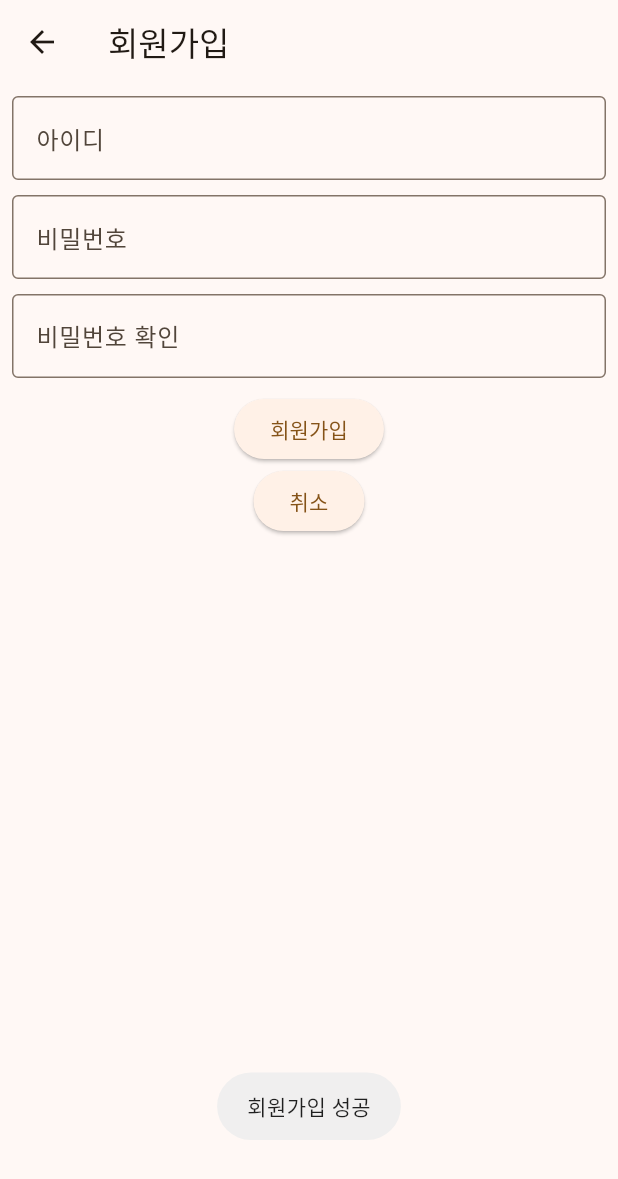
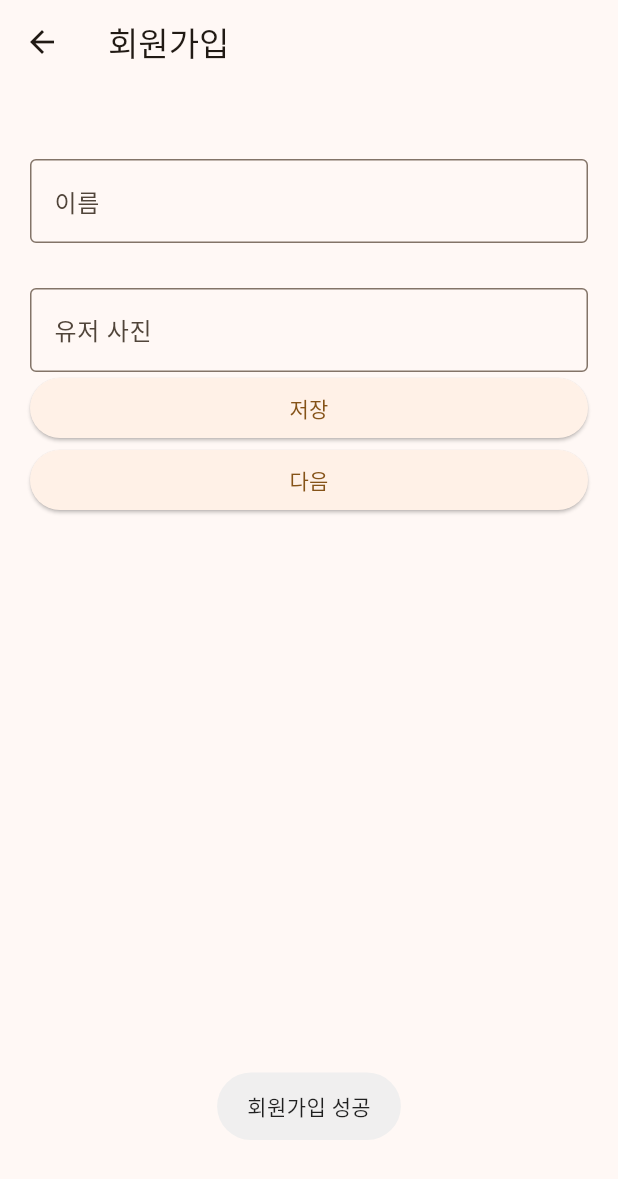
Before and after one commit to cmsong111/smart_brace_case, a Flutter app: the RegisterPage screen opened by its route, after a tap on "회원가입", on a phone screen of 412 x 824 dp. Shown: the top 1179 px of the screen. Run offline on Flutter 3.47's test engine with Material 2 defaults, Android fonts, the phone set to English and light mode, and no system bars; our stand-ins replace firebase_auth, firebase_core, fl_chart, flutter_signin_button, fluttertoast, form_builder_validators and 2 more; accounts and stored records are empty; generated files the repository leaves out were written again; network calls fail.

Commit message:
회원가입 시 개인정보 입력 폼으로 이동

```diff
--- a/lib/src/config/route.dart
+++ b/lib/src/config/route.dart
@@ -1,5 +1,6 @@
 import 'package:smart_brace_case/src/core/resources/app_constant.dart';
 import 'package:smart_brace_case/src/presentation/views/auth/login_page.dart';
+import 'package:smart_brace_case/src/presentation/views/auth/register_input_info.dart';
 import 'package:smart_brace_case/src/presentation/views/auth/register_page.dart';
 import 'package:smart_brace_case/src/presentation/views/detal/notice_detail_page.dart';
 import 'package:smart_brace_case/src/presentation/views/detal/notice_page.dart';
@@ -13,6 +14,7 @@ import 'package:smart_brace_case/src/presentation/views/settings/setting_main.da
 var appRoute = {
   AppRoute.login: (context) => LoginPage(),
   AppRoute.register: (context) => const RegisterPage(),
+  AppRoute.registerInputInfo: (context) => const RegisterUserInputPage(),
   AppRoute.main: (context) => const MainPage(),
   AppRoute.map: (context) => const FindMyIotPage(),
   AppRoute.setting: (context) => const SettingMainPage(),
--- a/lib/src/core/resources/app_constant.dart
+++ b/lib/src/core/resources/app_constant.dart
@@ -1,6 +1,8 @@
 class AppRoute {
   static const String login = '/login';
   static const String register = '/register';
+  static const String registerInputInfo = '/input-info';
+
   static const String forgotPassword = '/forgot-password';
 
   static const String main = '/main';
--- a/lib/src/presentation/views/auth/login_page.dart
+++ b/lib/src/presentation/views/auth/login_page.dart
@@ -77,6 +77,9 @@ class LoginPage extends StatelessWidget {
                           msg:
                               "로그인 성공\n로그인된 유저:${_authService.currentUser!.email}");
                       logger.i(_authService.currentUser!.email);
+                      if (_authService.currentUser != null) {
+                        Navigator.popAndPushNamed(context, AppRoute.main);
+                      }
                     }
                   },
                   child: const Text("로그인"),
--- /dev/null
+++ b/lib/src/presentation/views/auth/register_input_info.dart
@@ -0,0 +1,78 @@
+import 'package:flutter/material.dart';
+import 'package:provider/provider.dart';
+import 'package:smart_brace_case/src/core/resources/app_constant.dart';
+import 'package:smart_brace_case/src/presentation/providers/firebase_auth_service.dart';
+
+class RegisterUserInputPage extends StatefulWidget {
+  const RegisterUserInputPage({super.key});
+
+  @override
+  State<RegisterUserInputPage> createState() => _RegisterUserInputPageState();
+}
+
+class _RegisterUserInputPageState extends State<RegisterUserInputPage> {
+  final key = GlobalKey<FormState>();
+
+  @override
+  Widget build(BuildContext context) {
+    FirebaseAuthService _authService =
+        Provider.of<FirebaseAuthService>(context, listen: false);
+
+    TextEditingController _nameController = TextEditingController();
+    TextEditingController _photoUrlController = TextEditingController();
+
+    return Scaffold(
+      appBar: AppBar(
+        title: const Text("회원가입"),
+      ),
+      body: Padding(
+        padding: const EdgeInsets.fromLTRB(20, 50, 20, 00),
+        child: ListView(
+          children: [
+            Form(
+              key: key,
+              child: Column(
+                children: [
+                  TextFormField(
+                    controller: _nameController,
+                    decoration: const InputDecoration(
+                      border: OutlineInputBorder(),
+                      labelText: "이름",
+                    ),
+                  ),
+                  const SizedBox(height: 30),
+                  TextFormField(
+                    controller: _photoUrlController,
+                    decoration: const InputDecoration(
+                      border: OutlineInputBorder(),
+                      labelText: "유저 사진",
+                    ),
+                  ),
+                ],
+              ),
+            ),
+            ElevatedButton(
+              onPressed: () {
+                if (key.currentState!.validate()) {
+                  // TODO
+                  _authService.currentUser!.updateDisplayName(
+                      _nameController.text.trim().toString());
+
+                  _authService.currentUser!.updatePhotoURL(
+                      _photoUrlController.text.trim().toString());
+                }
+              },
+              child: Text("저장"),
+            ),
+            ElevatedButton(
+              onPressed: () {
+                Navigator.pushReplacementNamed(context, AppRoute.main);
+              },
+              child: Text("다음"),
+            ),
+          ],
+        ),
+      ),
+    );
+  }
+}
--- a/lib/src/presentation/views/auth/register_page.dart
+++ b/lib/src/presentation/views/auth/register_page.dart
@@ -2,6 +2,7 @@ import 'package:flutter/material.dart';
 import 'package:fluttertoast/fluttertoast.dart';
 import 'package:form_builder_validators/form_builder_validators.dart';
 import 'package:provider/provider.dart';
+import 'package:smart_brace_case/src/core/resources/app_constant.dart';
 import 'package:smart_brace_case/src/presentation/providers/firebase_auth_service.dart';
 
 class RegisterPage extends StatefulWidget {
@@ -31,7 +32,7 @@ class _RegisterPageState extends State<RegisterPage> {
         title: const Text("회원가입"),
       ),
       body: Padding(
-        padding: const EdgeInsets.all(8.0),
+        padding: const EdgeInsets.fromLTRB(30, 50, 30, 0),
         child: Form(
           key: formKey,
           child: Column(
@@ -50,6 +51,7 @@ class _RegisterPageState extends State<RegisterPage> {
                 height: 10,
               ),
               TextFormField(
+                obscureText: true,
                 controller: _pwController,
                 validator: FormBuilderValidators.minLength<String>(8,
                     errorText: "8자리 이상"),
@@ -65,6 +67,7 @@ class _RegisterPageState extends State<RegisterPage> {
               ),
               TextFormField(
                 controller: _pwCheckController,
+                obscureText: true,
                 validator: (value) {
                   if (value != _pwController.text) {
                     return "비밀번호가 일치하지 않습니다.";
@@ -80,7 +83,7 @@ class _RegisterPageState extends State<RegisterPage> {
                 ),
               ),
               const SizedBox(
-                height: 10,
+                height: 20,
               ),
               ElevatedButton(
                 onPressed: () {
@@ -89,18 +92,17 @@ class _RegisterPageState extends State<RegisterPage> {
                         email: _idController.text,
                         password: _pwController.text);
                     Fluttertoast.showToast(msg: "회원가입 성공");
+                    Navigator.pushNamed(context, AppRoute.registerInputInfo);
                   } else {
                     Fluttertoast.showToast(msg: "회원가입 실패");
                   }
                 },
+                style: ElevatedButton.styleFrom(
+                  minimumSize: const Size(double.infinity, 50),
+                ),
                 child: const Text("회원가입"),
               ),
-              ElevatedButton(
-                onPressed: () {
-                  Navigator.pop(context);
-                },
-                child: const Text("취소"),
-              ),
+              SizedBox(height: 20),
             ],
           ),
         ),
```
